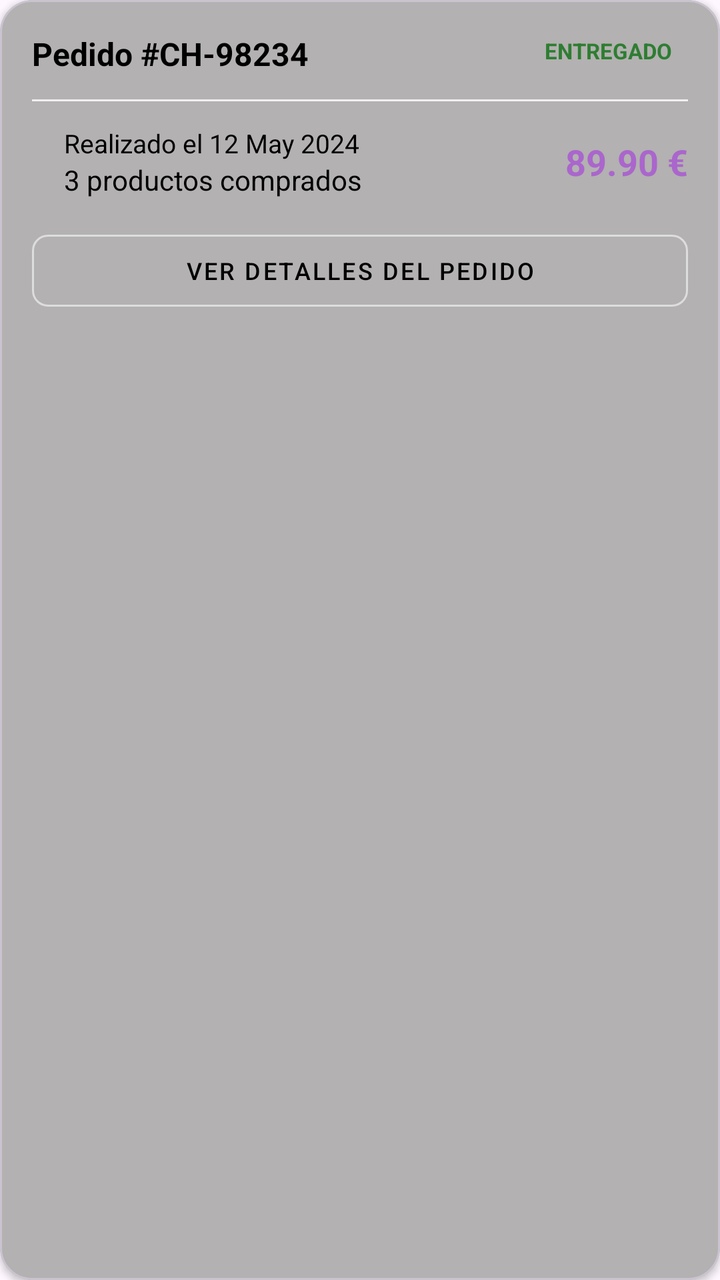
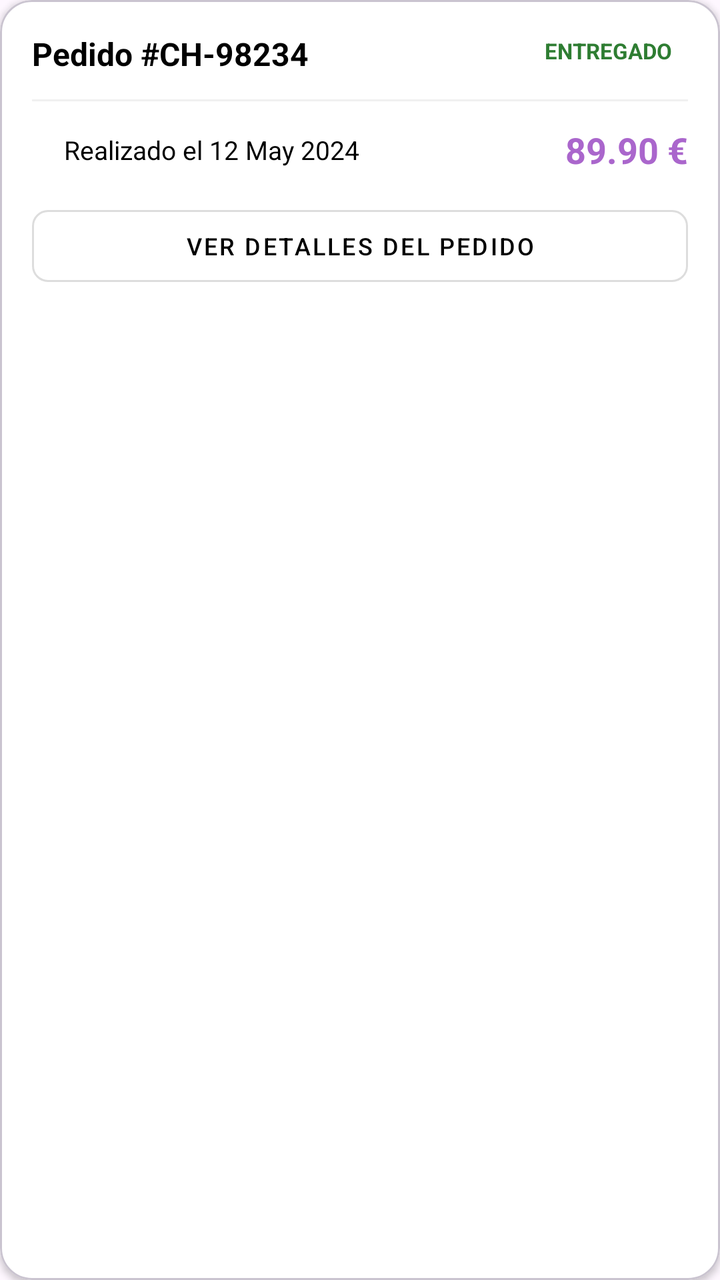

An Android layout rendered at two revisions. The XML below is the earlier revision; the diff shows what the commit changed to produce the second picture.
<!-- AndroidManifest.xml: application theme Theme.ProyectoIntermodularTFG -->
<!-- res/layout/recycler_view_item_pedido.xml -->
<?xml version="1.0" encoding="utf-8"?>
<com.google.android.material.card.MaterialCardView xmlns:android="http://schemas.android.com/apk/res/android"
    xmlns:app="http://schemas.android.com/apk/res-auto"
    android:layout_width="match_parent"
    android:layout_height="wrap_content"
    android:layout_marginHorizontal="12dp"
    android:layout_marginVertical="8dp"
    app:cardBackgroundColor="#B3B1B1"
    app:cardCornerRadius="16dp"
    app:cardElevation="2dp">

    <LinearLayout
        android:layout_width="match_parent"
        android:layout_height="wrap_content"
        android:orientation="vertical"
        android:padding="16dp">

        <RelativeLayout
            android:layout_width="match_parent"
            android:layout_height="wrap_content">

            <TextView
                android:id="@+id/tvPedidoId"
                android:layout_width="wrap_content"
                android:layout_height="wrap_content"
                android:text="Pedido #CH-98234"
                android:textColor="@color/black"
                android:textSize="16sp"
                android:textStyle="bold" />

            <TextView
                android:id="@+id/tvPedidoEstado"
                android:layout_width="wrap_content"
                android:layout_height="wrap_content"
                android:layout_alignParentEnd="true"
                android:paddingHorizontal="8dp"
                android:paddingVertical="2dp"
                android:text="ENTREGADO"
                android:textColor="#2E7D32"
                android:textSize="11sp"
                android:textStyle="bold" />
        </RelativeLayout>

        <View
            android:layout_width="match_parent"
            android:layout_height="1dp"
            android:layout_marginVertical="12dp"
            android:background="#F0F0F0" />

        <LinearLayout
            android:layout_width="match_parent"
            android:layout_height="wrap_content"
            android:gravity="center_vertical"
            android:orientation="horizontal">

            <LinearLayout
                android:layout_width="0dp"
                android:layout_height="wrap_content"
                android:layout_marginStart="16dp"
                android:layout_weight="1"
                android:orientation="vertical">

                <TextView
                    android:id="@+id/tvPedidoFecha"
                    android:layout_width="wrap_content"
                    android:layout_height="wrap_content"
                    android:text="Realizado el 12 May 2024"
                    android:textColor="@color/black"
                    android:textSize="13sp" />

                <TextView
                    android:id="@+id/tvPedidoItems"
                    android:layout_width="wrap_content"
                    android:layout_height="wrap_content"
                    android:text="3 productos comprados"
                    android:textColor="@color/black"
                    android:textSize="14sp" />
            </LinearLayout>

            <TextView
                android:id="@+id/tvPedidoPrecioTotal"
                android:layout_width="wrap_content"
                android:layout_height="wrap_content"
                android:text="89.90 €"
                android:textColor="@android:color/holo_purple"
                android:textSize="18sp"
                android:textStyle="bold" />
        </LinearLayout>

        <com.google.android.material.button.MaterialButton
            android:id="@+id/btnVerDetalles"
            style="@style/Widget.MaterialComponents.Button.OutlinedButton"
            android:layout_width="match_parent"
            android:layout_height="wrap_content"
            android:layout_marginTop="12dp"
            android:text="Ver detalles del pedido"
            android:textColor="@color/black"
            android:textSize="12sp"
            app:cornerRadius="8dp"
            app:strokeColor="#DDDDDD" />

    </LinearLayout>
</com.google.android.material.card.MaterialCardView>
<!-- resources referenced by this layout -->
<resources>
  <color name="black">#FF000000</color>
  <style name="Theme.ProyectoIntermodularTFG" parent="Base.Theme.ProyectoIntermodularTFG" />
  <style name="Base.Theme.ProyectoIntermodularTFG" parent="Theme.Material3.DayNight.NoActionBar">
          
          
      </style>
</resources>

<!-- the commit's change to res/layout/recycler_view_item_pedido.xml (unified diff, before → after) -->
@@ -5,7 +5,7 @@
     android:layout_height="wrap_content"
     android:layout_marginHorizontal="12dp"
     android:layout_marginVertical="8dp"
-    app:cardBackgroundColor="#B3B1B1"
+    app:cardBackgroundColor="@color/white"
     app:cardCornerRadius="16dp"
     app:cardElevation="2dp">
 
@@ -68,13 +68,6 @@
                     android:textColor="@color/black"
                     android:textSize="13sp" />
 
-                <TextView
-                    android:id="@+id/tvPedidoItems"
-                    android:layout_width="wrap_content"
-                    android:layout_height="wrap_content"
-                    android:text="3 productos comprados"
-                    android:textColor="@color/black"
-                    android:textSize="14sp" />
             </LinearLayout>
 
             <TextView
<!-- resource entries referenced after the edit -->
@@ -1,6 +1,7 @@
 <!-- resources referenced by this layout -->
 <resources>
   <color name="black">#FF000000</color>
+  <color name="white">#FFFFFFFF</color>
   <style name="Theme.ProyectoIntermodularTFG" parent="Base.Theme.ProyectoIntermodularTFG" />
   <style name="Base.Theme.ProyectoIntermodularTFG" parent="Theme.Material3.DayNight.NoActionBar">
           
